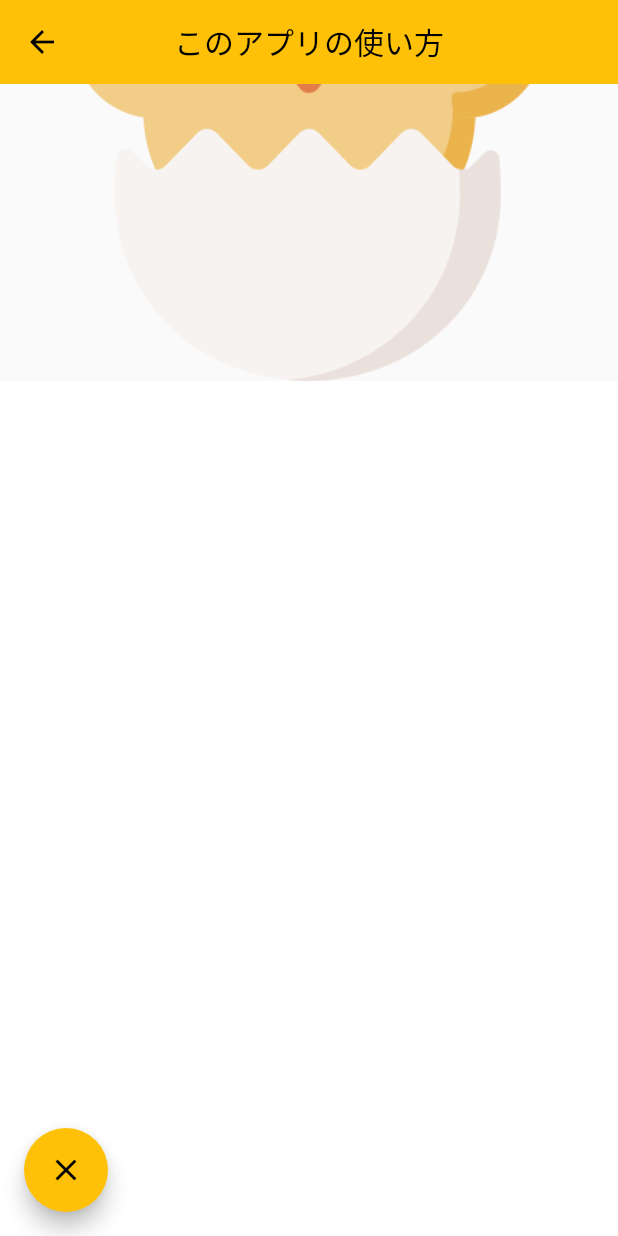
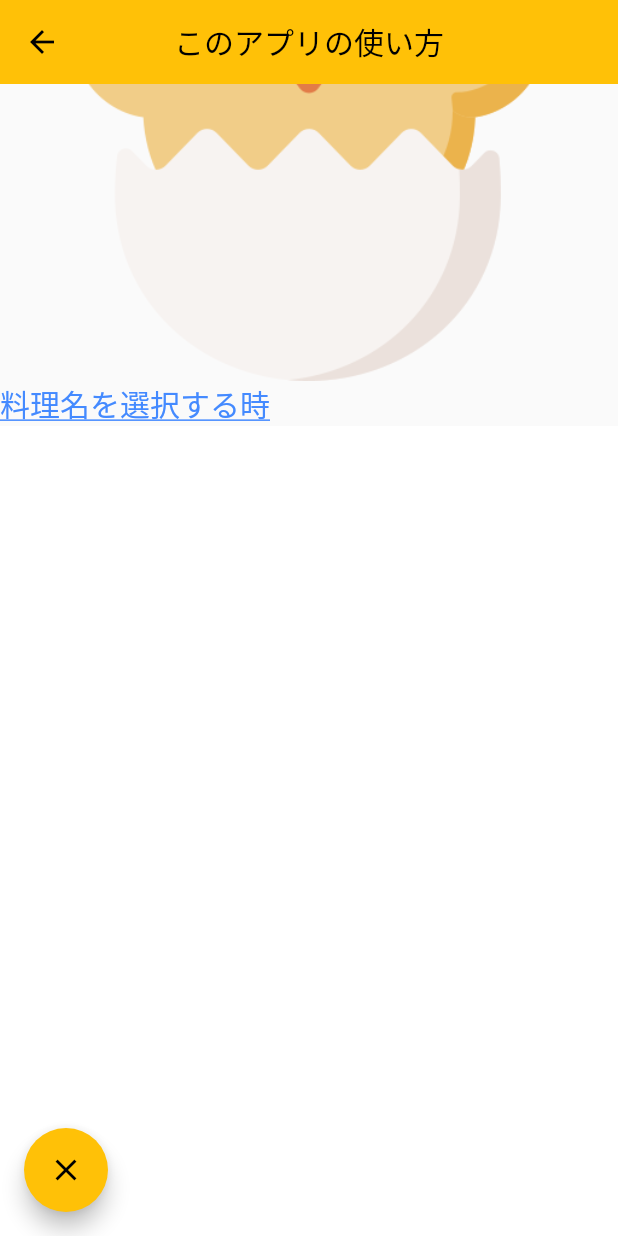
Before and after one commit to shunta0213/KaihatsuDojo, a Flutter app: the Guide screen opened by its route, scrolled down 1152 dp, on a phone screen of 412 x 824 dp. Run offline on Flutter 3.47's test engine with Material 2 defaults, Android fonts, the phone set to English and light mode, and no system bars; our stand-ins replace cloud_firestore, firebase_auth, firebase_core, flutter_riverpod, font_awesome_flutter; accounts and stored records are empty; network calls fail.

Commit message:
使い方ガイド、途中まで作ったのを変えました。

```diff
--- a/lib/view/drawerPages/guide.dart
+++ b/lib/view/drawerPages/guide.dart
@@ -27,9 +27,9 @@ class Guide extends StatelessWidget {
                Image.asset('assets/images/appIcon.png'),
                Text("入力が終わったら✅ボタンを押し、料理の追加は完了です。"),
                Image.asset('assets/images/appIcon.png'),
-               myContainer(color: Colors.white),
-               myContainer(color: Colors.white),
-               const Text('料理名を選択する時',style: TextStyle(fontSize: 25,decoration: TextDecoration.underline)),
+               Container(
+                   width: double.infinity,
+                   child:Text('料理名を選択する時', textAlign: TextAlign.left,style: TextStyle(fontSize: 20,color:Colors.blueAccent,decoration: TextDecoration.underline))),
                myContainer(color: Colors.white),
                myContainer(color: Colors.white),
                myContainer(color: Colors.white),]
```
